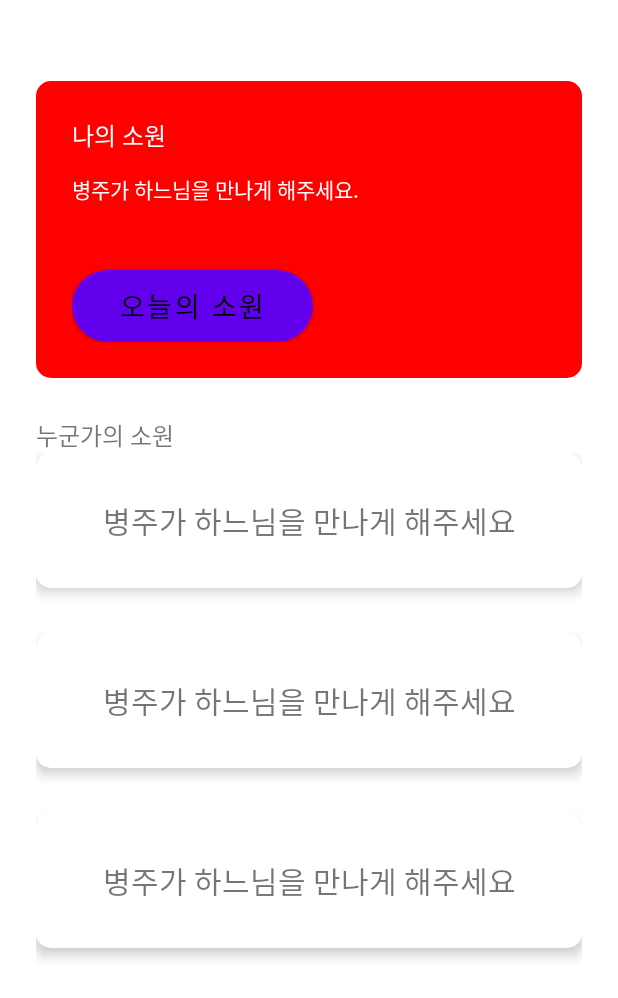
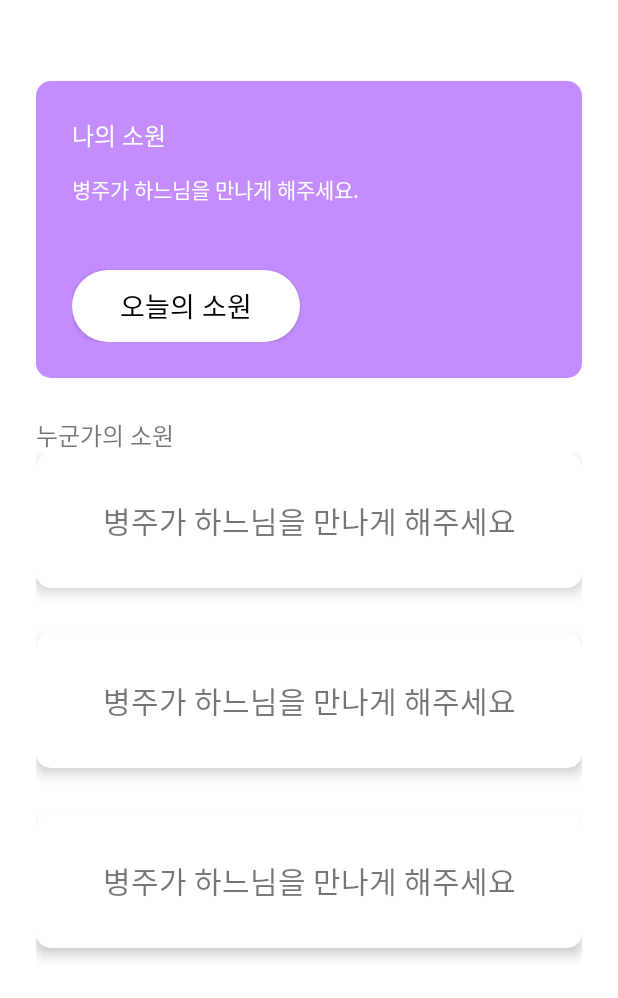
Before and after one commit to sh596/Wishare, an Android app: the layout activity_main.xml on its own in the app's theme, with its tools: preview values and no code run, on a phone screen of 412 x 824 dp. Shown: the top 998 px of the screen. Run offline under Robolectric (Android 15) with nearby library versions, the phone set to English and light mode, and no system bars.

```diff
--- a/app/src/main/AndroidManifest.xml
+++ b/app/src/main/AndroidManifest.xml
@@ -10,7 +10,7 @@
         android:supportsRtl="true"
         android:theme="@style/Theme.MyApplication">
         <activity
-            android:name=".screen.LoginActivity"
+            android:name=".screen.login.LoginActivity"
             android:exported="true" >
 
             <intent-filter>
@@ -20,7 +20,7 @@
             </intent-filter>
         </activity>
         <activity
-            android:name=".MainActivity"
+            android:name=".screen.main.MainActivity"
             android:exported="true">
         </activity>
     </application>
--- a/app/src/main/res/layout/activity_login.xml
+++ b/app/src/main/res/layout/activity_login.xml
@@ -41,7 +41,7 @@
                 android:layout_height="wrap_content"
                 android:text="wish:are"
                 android:textSize="30sp"
-                android:textColor="#C38DFF"
+                android:textColor="@color/mainColor"
                 android:fontFamily="@font/notosanskrm"
                 android:includeFontPadding="false" />
         </LinearLayout>
--- a/app/src/main/res/layout/activity_main.xml
+++ b/app/src/main/res/layout/activity_main.xml
@@ -4,7 +4,9 @@
     xmlns:tools="http://schemas.android.com/tools">
 
     <data>
-
+        <variable
+            name="viewModel"
+            type="com.example.myapplication.screen.main.MainActivityViewModel" />
     </data>
 
     <androidx.constraintlayout.widget.ConstraintLayout
@@ -55,7 +57,7 @@
                 app:layout_constraintEnd_toEndOf="parent"
                 />
 
-            <Button
+            <androidx.appcompat.widget.AppCompatButton
                 android:layout_width="wrap_content"
                 android:layout_height="wrap_content"
 
@@ -64,7 +66,6 @@
                 android:textColor="@color/black"
 
                 android:background="@drawable/default_round_100"
-                android:backgroundTint="@color/white"
 
                 android:layout_marginTop="43dp"
                 android:paddingHorizontal="32dp"
--- a/app/src/main/res/values/colors.xml
+++ b/app/src/main/res/values/colors.xml
@@ -8,5 +8,5 @@
     <color name="black">#FF000000</color>
     <color name="white">#FFFFFFFF</color>
 
-    <color name="mainColor">#FF0000</color>
+    <color name="mainColor">#C38DFF</color>
 </resources>
--- a/app/src/main/res/values/themes.xml
+++ b/app/src/main/res/values/themes.xml
@@ -2,7 +2,7 @@
     <!-- Base application theme. -->
     <style name="Theme.MyApplication" parent="Theme.MaterialComponents.DayNight.DarkActionBar">
         <!-- Primary brand color. -->
-        <item name="colorPrimary">@color/purple_500</item>
+        <item name="colorPrimary">@color/mainColor</item>
         <item name="colorPrimaryVariant">@color/purple_700</item>
         <item name="colorOnPrimary">@color/white</item>
         <!-- Secondary brand color. -->
```
Also changed, not shown: app/src/main/java/com/example/myapplication/MainActivity.kt (deleted, +0 -11 lines), app/src/main/java/com/example/myapplication/screen/login/LoginActivity.kt (renamed from app/src/main/java/com/example/myapplication/screen/LoginActivity.kt, +1 -12 lines), app/src/main/java/com/example/myapplication/screen/main/MainActivity.kt (added, +23 -0 lines), app/src/main/java/com/example/myapplication/screen/main/MainActivityViewModel.kt (added, +7 -0 lines), app/src/main/java/com/example/myapplication/util/roomDB/Wish.kt (added, +16 -0 lines), app/src/main/java/com/example/myapplication/util/roomDB/WishDao.kt (added, +18 -0 lines), app/src/main/java/com/example/myapplication/util/roomDB/WishDatabase.kt (added, +26 -0 lines).
